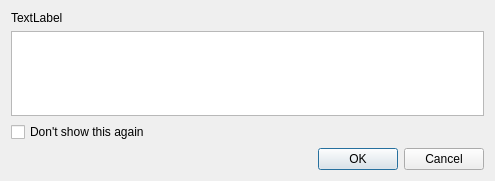
First picture: the form in errormsgdlg.ui, repository davidivanmarsh/TORQUEView, before the edit.
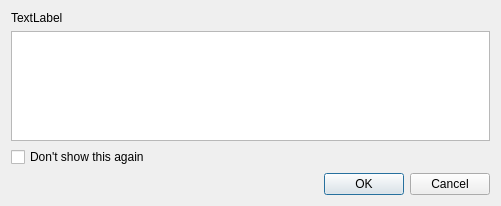
Second picture: the form after the edit.

```diff
--- a/errormsgdlg.ui
+++ b/errormsgdlg.ui
@@ -6,8 +6,8 @@
    <rect>
     <x>0</x>
     <y>0</y>
-    <width>495</width>
-    <height>181</height>
+    <width>501</width>
+    <height>206</height>
    </rect>
   </property>
   <property name="windowTitle">
```
